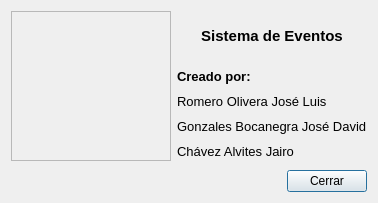
The window that acercade.ui (joisRomero/SistemaDeEventos) describes before a commit, drawn with Qt 5.
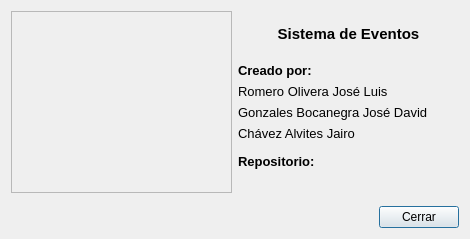
The same window after the commit. Icons and pictures are not drawn.

What changed in the file:
```diff
--- a/acercade.ui
+++ b/acercade.ui
@@ -6,25 +6,22 @@
    <rect>
     <x>0</x>
     <y>0</y>
-    <width>378</width>
-    <height>203</height>
+    <width>470</width>
+    <height>239</height>
    </rect>
   </property>
   <property name="maximumSize">
    <size>
-    <width>378</width>
-    <height>203</height>
+    <width>470</width>
+    <height>239</height>
    </size>
   </property>
   <property name="windowTitle">
    <string>Dialog</string>
   </property>
-  <layout class="QVBoxLayout" name="verticalLayout_2">
+  <layout class="QVBoxLayout" name="verticalLayout_4">
    <item>
     <layout class="QHBoxLayout" name="horizontalLayout_2">
-     <property name="bottomMargin">
-      <number>3</number>
-     </property>
      <item>
       <widget class="QFrame" name="frame">
        <property name="styleSheet">
@@ -39,13 +36,13 @@
       </widget>
      </item>
      <item>
-      <layout class="QVBoxLayout" name="verticalLayout">
+      <layout class="QVBoxLayout" name="verticalLayout_3">
        <item>
         <widget class="QLabel" name="label">
          <property name="minimumSize">
           <size>
            <width>0</width>
-           <height>50</height>
+           <height>30</height>
           </size>
          </property>
          <property name="font">
@@ -64,6 +61,8 @@
         </widget>
        </item>
        <item>
+        <layout class="QVBoxLayout" name="verticalLayout_2">
+         <item>
         <widget class="QLabel" name="label_2">
          <property name="font">
           <font>
@@ -72,6 +71,9 @@
            <bold>true</bold>
           </font>
          </property>
+           <property name="midLineWidth">
+            <number>0</number>
+           </property>
          <property name="text">
           <string>Creado por:</string>
          </property>
@@ -124,10 +126,60 @@
        </item>
       </layout>
      </item>
+       <item>
+        <layout class="QVBoxLayout" name="verticalLayout">
+         <property name="topMargin">
+          <number>5</number>
+         </property>
+         <item>
+          <widget class="QLabel" name="label_7">
+           <property name="font">
+            <font>
+             <pointsize>10</pointsize>
+             <weight>75</weight>
+             <bold>true</bold>
+            </font>
+           </property>
+           <property name="text">
+            <string>Repositorio:</string>
+           </property>
+          </widget>
+         </item>
+         <item>
+          <widget class="QLabel" name="link">
+           <property name="font">
+            <font>
+             <pointsize>10</pointsize>
+            </font>
+           </property>
+           <property name="acceptDrops">
+            <bool>false</bool>
+           </property>
+           <property name="styleSheet">
+            <string notr="true">&lt;a href=&quot;https://github.com/joisRomero/SistemaDeEventos&quot;&gt;link text&lt;/a&gt;</string>
+           </property>
+           <property name="text">
+            <string/>
+           </property>
+           <property name="textFormat">
+            <enum>Qt::AutoText</enum>
+           </property>
+           <property name="alignment">
+            <set>Qt::AlignLeading|Qt::AlignLeft|Qt::AlignVCenter</set>
+           </property>
+          </widget>
+         </item>
+        </layout>
+       </item>
+      </layout>
+     </item>
     </layout>
    </item>
    <item>
     <layout class="QHBoxLayout" name="horizontalLayout">
+     <property name="topMargin">
+      <number>7</number>
+     </property>
      <item>
       <spacer name="horizontalSpacer">
        <property name="orientation">
```
Left out of the diff: 2 changed lines with no effect on the pictures. Lines whose indentation alone changed are shown as unchanged.
